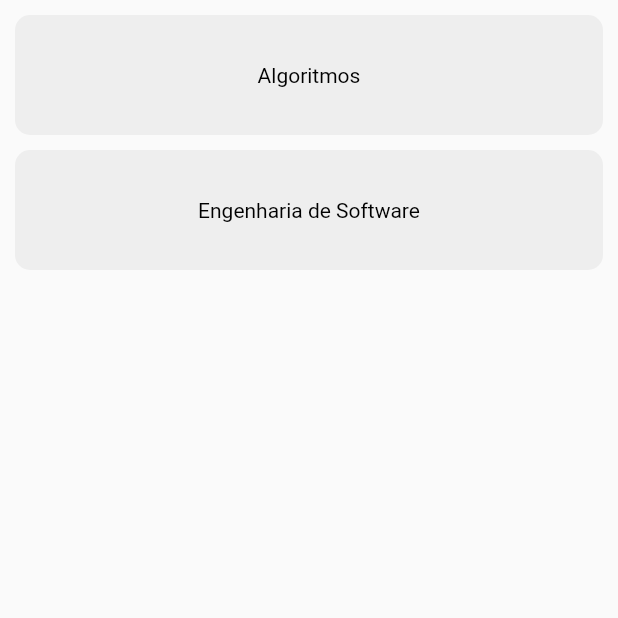
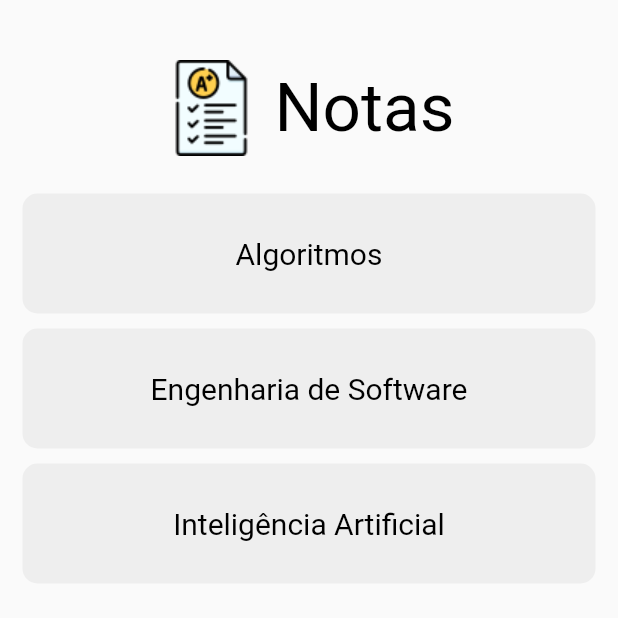
Before and after one commit to juliobonon/sigascript, a Flutter app: the screen it shows after launch, after a tap on "Login", on a phone screen of 412 x 824 dp, the top half of it. Run offline on Flutter 3.47's test engine with Material 2 defaults, Android fonts, the phone set to English and light mode, and no system bars.

Commit message:
Update bot.py

```diff
--- a/lib/main.dart
+++ b/lib/main.dart
@@ -10,7 +10,8 @@ class MyApp extends StatelessWidget {
   @override
   Widget build(BuildContext context) {
     return MaterialApp(
-      title: 'Flutter Demo',
+      title: 'Siga Script',
+      debugShowCheckedModeBanner: false,
       theme: ThemeData(
         primarySwatch: Colors.red,
         visualDensity: VisualDensity.adaptivePlatformDensity,
--- a/lib/mainpage.dart
+++ b/lib/mainpage.dart
@@ -6,19 +6,53 @@ class MainPage extends StatefulWidget {
 }
 
 class _MainPageState extends State<MainPage> {
-  List<String> grades = ['Algoritmos', 'Engenharia de Software'];
+  List<String> grades = [
+    'Algoritmos',
+    'Engenharia de Software',
+    'Inteligência Artificial'
+  ];
   String grade;
 
   @override
   Widget build(BuildContext context) {
     return Scaffold(
-        body: ListView.builder(
+        body: Column(
+      children: [
+        Padding(
+          padding: const EdgeInsets.only(
+            top: 40,
+          ),
+          child: Row(
+            mainAxisAlignment: MainAxisAlignment.center,
+            children: [
+              Image.asset('imgs/grade.png'),
+              SizedBox(
+                width: 10,
+              ),
+              Text(
+                "Notas",
+                style: TextStyle(color: Colors.black, fontSize: 45),
+              ),
+            ],
+          ),
+        ),
+        SizedBox(
+          height: 10,
+        ),
+        Expanded(
+          child: Padding(
+            padding: const EdgeInsets.all(5),
+            child: ListView.builder(
               padding: EdgeInsets.all(10),
               itemCount: grades.length,
               itemBuilder: (context, index) {
                 grade = grades[index];
                 return Grade(name: grade);
               },
+            ),
+          ),
+        ),
+      ],
     ));
   }
 }
@@ -47,7 +81,7 @@ class _GradeState extends State<Grade> {
         child: Center(
           child: Text(
             widget.name,
-            style: TextStyle(color: Colors.black),
+            style: TextStyle(color: Colors.black, fontSize: 20),
           ),
         ),
       ),
--- a/pubspec.yaml
+++ b/pubspec.yaml
@@ -45,9 +45,9 @@ flutter:
   uses-material-design: true
 
   # To add assets to your application, add an assets section, like this:
-  # assets:
-  #   - images/a_dot_burr.jpeg
-  #   - images/a_dot_ham.jpeg
+  assets:
+    - imgs/
+
 
   # An image asset can refer to one or more resolution-specific "variants", see
   # https://flutter.dev/assets-and-images/#resolution-aware.
```
Also changed, not shown: imgs/grade.png (added), 3 other files. Lines whose indentation alone changed are shown as unchanged.
